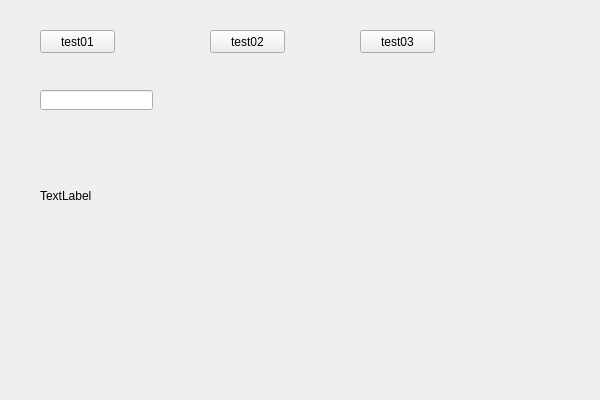
Qt form src/MetaObjectDemoTemp/MetaObjectDemoTempMainWidget.ui (baulhpthiag/AlphaQtDemo) before a commit.
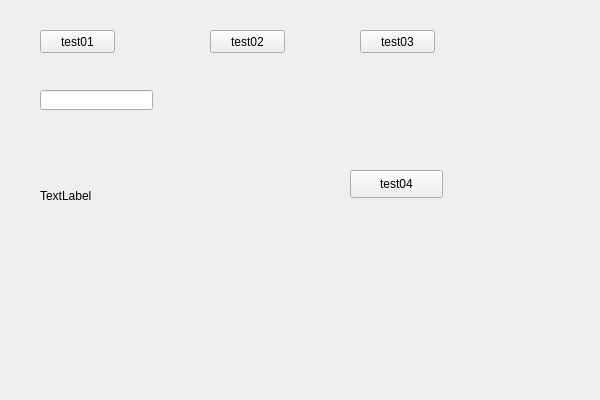
The same form after that commit.

What changed in the file:
```diff
--- a/src/MetaObjectDemoTemp/MetaObjectDemoTempMainWidget.ui
+++ b/src/MetaObjectDemoTemp/MetaObjectDemoTempMainWidget.ui
@@ -75,6 +75,19 @@
     <string>test03</string>
    </property>
   </widget>
+  <widget class="QPushButton" name="test04Button">
+   <property name="geometry">
+    <rect>
+     <x>350</x>
+     <y>170</y>
+     <width>93</width>
+     <height>28</height>
+    </rect>
+   </property>
+   <property name="text">
+    <string>test04</string>
+   </property>
+  </widget>
  </widget>
  <layoutdefault spacing="6" margin="11"/>
  <resources>
```
Left out of the diff: 17 changed lines with no effect on the pictures.
